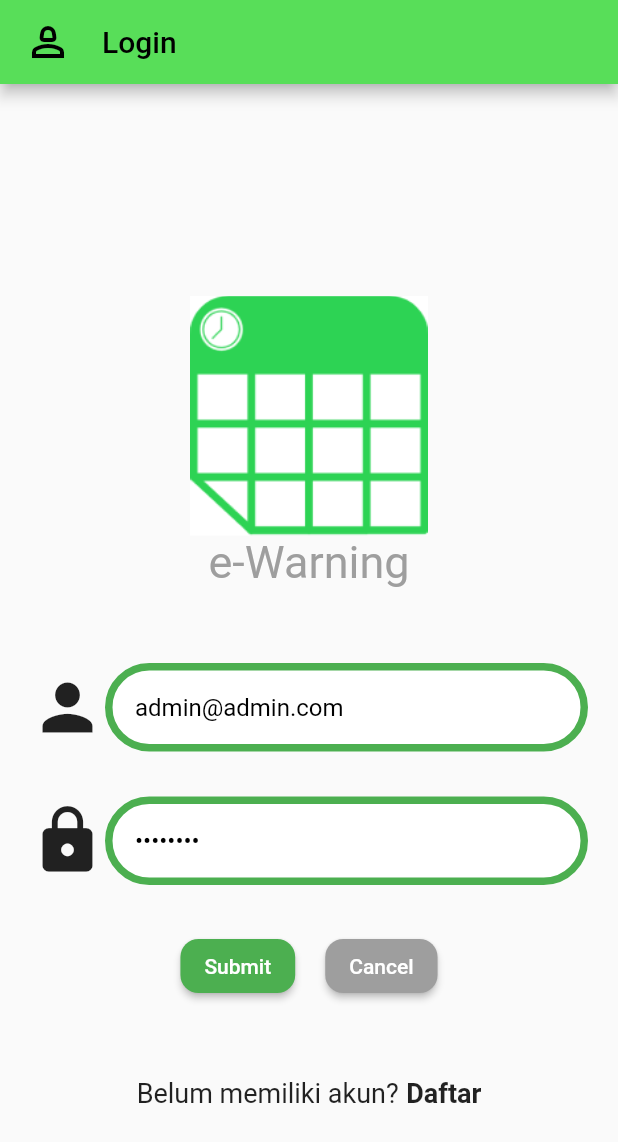
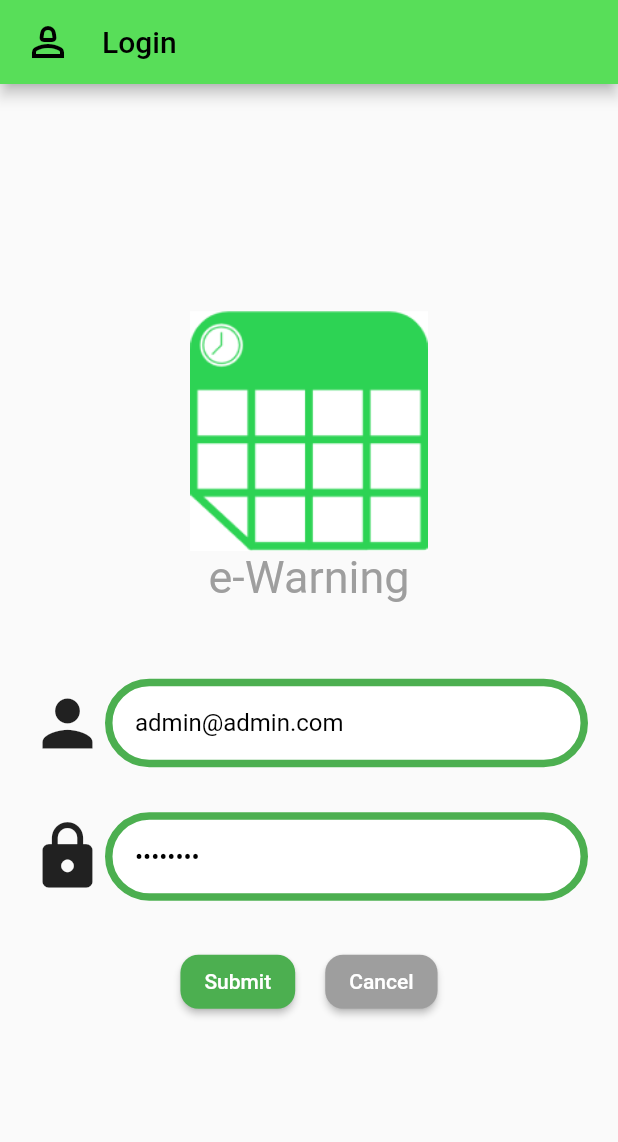
Before and after one commit to magerngulik/warehouse, a Flutter app: the screen it shows after launch, on a phone screen of 412 x 824 dp. Shown: the top 1142 px of the screen. Run offline on Flutter 3.47's test engine with Material 2 defaults, Android fonts, the phone set to English and light mode, and no system bars; our stand-ins replace dartz, dropdown_textfield, get, logger, shared_preferences, supabase_flutter; missing offline and left inert: excel, mobile_scanner; accounts and stored records are empty.

Commit message:
remove link to register from login

```diff
--- a/lib/module/login/view/login_view.dart
+++ b/lib/module/login/view/login_view.dart
@@ -129,33 +129,33 @@ class LoginView extends StatelessWidget {
                   const SizedBox(
                     height: 50.0,
                   ),
-                  Row(
-                    crossAxisAlignment: CrossAxisAlignment.start,
-                    mainAxisAlignment: MainAxisAlignment.center,
-                    children: [
-                      const Text(
-                        "Belum memiliki akun?",
-                        style: TextStyle(
-                          fontSize: 18.0,
-                        ),
-                      ),
-                      const SizedBox(
-                        width: 5.0,
-                      ),
-                      InkWell(
-                        onTap: () {
-                          Get.to(const RegisterUserView());
-                        },
-                        child: const Text(
-                          "Daftar",
-                          style: TextStyle(
-                            fontSize: 18.0,
-                            fontWeight: FontWeight.bold,
-                          ),
-                        ),
-                      ),
-                    ],
-                  ),
+                  // Row(
+                  //   crossAxisAlignment: CrossAxisAlignment.start,
+                  //   mainAxisAlignment: MainAxisAlignment.center,
+                  //   children: [
+                  //     const Text(
+                  //       "Belum memiliki akun?",
+                  //       style: TextStyle(
+                  //         fontSize: 18.0,
+                  //       ),
+                  //     ),
+                  //     const SizedBox(
+                  //       width: 5.0,
+                  //     ),
+                  //     InkWell(
+                  //       onTap: () {
+                  //         Get.to(const RegisterUserView());
+                  //       },
+                  //       child: const Text(
+                  //         "Daftar",
+                  //         style: TextStyle(
+                  //           fontSize: 18.0,
+                  //           fontWeight: FontWeight.bold,
+                  //         ),
+                  //       ),
+                  //     ),
+                  //   ],
+                  // ),
                 ],
               ),
             ),
```
